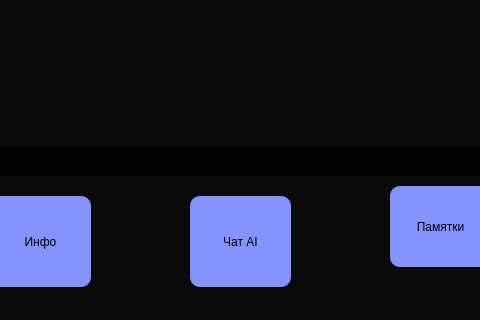
First picture: the form in gui/memo.ui, repository Anarchowitz/SHelper, before the edit; both pictures show x 200 to 680 and y 394 to 714 of the 1074 by 714 pixel window.
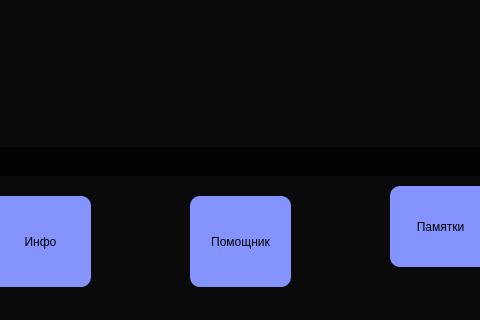
Second picture: the form after the edit. Icons and pictures are not drawn.

```diff
--- a/gui/memo.ui
+++ b/gui/memo.ui
@@ -110,7 +110,7 @@
 }</string>
      </property>
      <property name="text">
-      <string>Чат AI</string>
+      <string>Помощник</string>
      </property>
     </widget>
     <widget class="QPushButton" name="memoButton">
```
